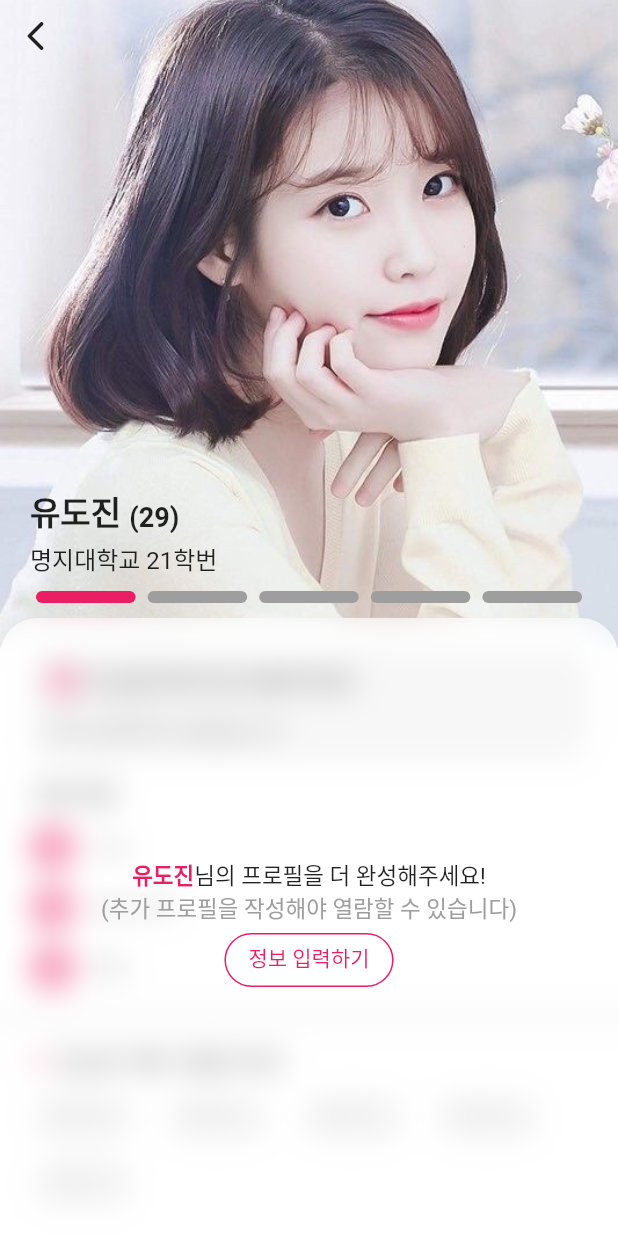
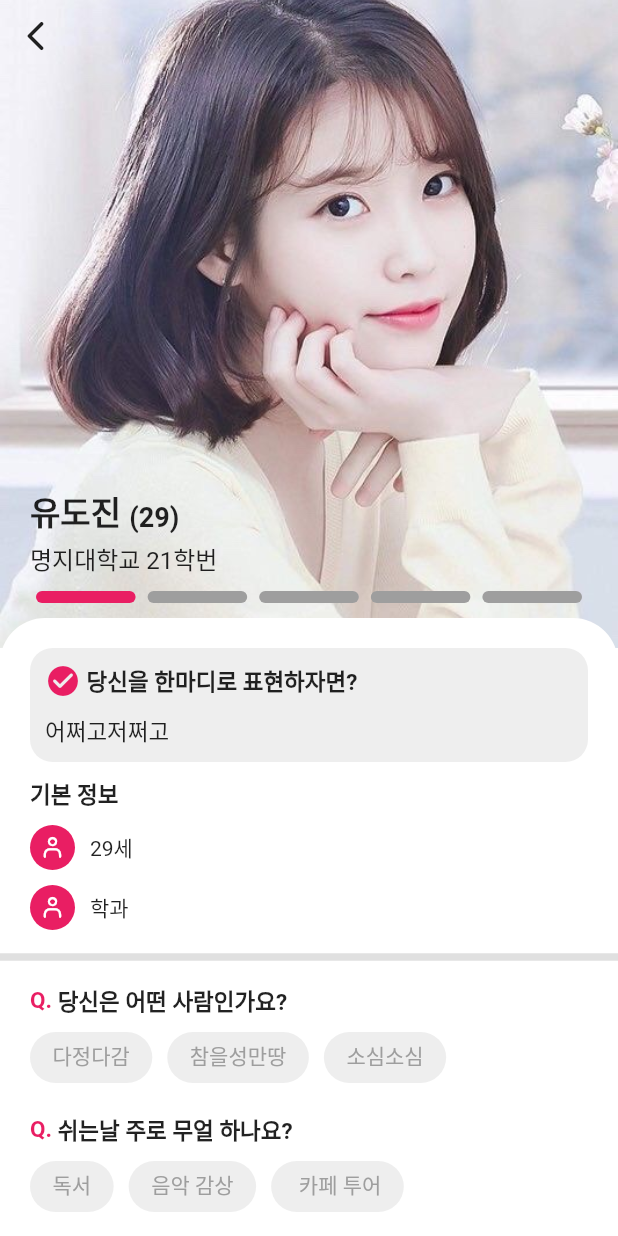
Before and after one commit to SeungtaeRyu/campusMeet_test, a Flutter app: the RenderUserDetails screen opened directly with empty values, on a phone screen of 412 x 824 dp. Run offline on Flutter 3.47's test engine with Material 2 defaults, Android fonts, the phone set to English and light mode, and no system bars; drawn by our look-alikes of blur, carousel_slider; our stand-ins replace badges, dotted_border, form_field_validator; missing offline and left inert: wc_form_validators.

Commit message:
[승태] render user details more info 리팩토링 완료

```diff
--- a/campus_meet_test/lib/widgets/render_user_details.dart
+++ b/campus_meet_test/lib/widgets/render_user_details.dart
@@ -16,7 +16,9 @@ class RenderUserDetails extends StatefulWidget {
 
 class _RenderUserDetailsState extends State<RenderUserDetails> {
   late Future<FindUserById> searchedUser;
-  final bool isAddInfo = false;
+
+  // 추후 본인 정보 로컬?에서 읽어올 때 추가 정보 입력했는지 여부로 true / false 하기
+  final bool isAddInfo = true;
 
   @override
   void initState() {
--- a/campus_meet_test/lib/widgets/render_user_details_more_info_widget.dart
+++ b/campus_meet_test/lib/widgets/render_user_details_more_info_widget.dart
@@ -1,6 +1,7 @@
 import 'package:campus_meet_test/common/custom_icons_icons.dart';
 import 'package:campus_meet_test/models/User/find_user_by_id_model.dart';
 import 'package:flutter/material.dart';
+import 'package:intl/intl.dart';
 
 class RenderUserDetailsMoreInfo extends StatelessWidget {
   const RenderUserDetailsMoreInfo({Key? key, required this.searchedUser}) : super(key: key);
@@ -45,7 +46,7 @@ class RenderUserDetailsMoreInfo extends StatelessWidget {
                       ),
                     ),
                     Padding(padding: EdgeInsets.only(bottom: 10)),
-                    Text('아직 입력하지 않았습니다', style: TextStyle(fontSize: 15)),
+                    Text('${this.searchedUser.introText}', style: TextStyle(fontSize: 15)),
                   ],
                 ),
               ),
@@ -67,19 +68,7 @@ class RenderUserDetailsMoreInfo extends StatelessWidget {
                           child: Icon(CustomIcons.my_page, size: 14, color: Colors.white,),
                         ),
                         Padding(padding: EdgeInsets.only(right: 10)),
-                        Text("나이")
-                      ],
-                    ),
-                    Padding(padding: EdgeInsets.only(bottom: 10)),
-                    Row(
-                      children: [
-                        CircleAvatar(
-                          radius: 15,
-                          backgroundColor: Colors.pink,
-                          child: Icon(CustomIcons.my_page, size: 14, color: Colors.white,),
-                        ),
-                        Padding(padding: EdgeInsets.only(right: 10)),
-                        Text("사는 지역")
+                        Text("${int.parse(DateFormat('yyyy').format(DateTime.now())) - int.parse(DateFormat('yyyy').format(this.searchedUser.birthDate)) + 1}세")
                       ],
                     ),
                     Padding(padding: EdgeInsets.only(bottom: 10)),
@@ -113,19 +102,19 @@ class RenderUserDetailsMoreInfo extends StatelessWidget {
                           // 추가정보 질문 1
                           _renderQustion("당신은 어떤 사람인가요?"),
                           Padding(padding: EdgeInsets.only(bottom: 10)),
-                          _renderAnswer(),
+                          _renderAnswer(this.searchedUser.character.split(',')),
                           Padding(padding: EdgeInsets.only(bottom: 20)),
 
                           // 추가정보 질문 2
                           _renderQustion("쉬는날 주로 무얼 하나요?"),
                           Padding(padding: EdgeInsets.only(bottom: 10)),
-                          _renderAnswer(),
+                          _renderAnswer(this.searchedUser.hobby.split(',')),
                           Padding(padding: EdgeInsets.only(bottom: 20)),
 
                           // 추가정보 질문 3
                           _renderQustion("어떤 상대에게 호감을 느끼나요?"),
                           Padding(padding: EdgeInsets.only(bottom: 10)),
-                          _renderAnswer(),
+                          _renderAnswer(this.searchedUser.ideal.split(',')),
                           Padding(padding: EdgeInsets.only(bottom: 20)),
                         ],
                       ),
@@ -149,17 +138,17 @@ class RenderUserDetailsMoreInfo extends StatelessWidget {
     );
   }
 
-  _renderAnswer() {
+  _renderAnswer(List<String> keyword) {
     return Wrap(
       runSpacing: 10,
       spacing: 10,
-      children: List.generate(5, (index) {
+      children: List.generate(keyword.length, (index) {
         return Container(
-            padding: EdgeInsets.all(10),
-            margin: EdgeInsets.only(right: 10),
+            padding: EdgeInsets.fromLTRB(15, 10, 15, 10),
+            margin: EdgeInsets.only(right: 0),
             decoration: BoxDecoration(color: Colors.grey.shade200, borderRadius: BorderRadius.circular(20)),
             child: Container(
-              child: Text("키워드 ${index}", style: TextStyle(color: Colors.grey.shade500, fontSize: 14, height: 1)),
+              child: Text(keyword[index], style: TextStyle(color: Colors.grey.shade500, fontSize: 14, height: 1)),
             ));
       }),
     );
```
Also changed, not shown: campus_meet_test/lib/widgets/render_user_profile_widget.dart (deleted, +0 -123 lines).
